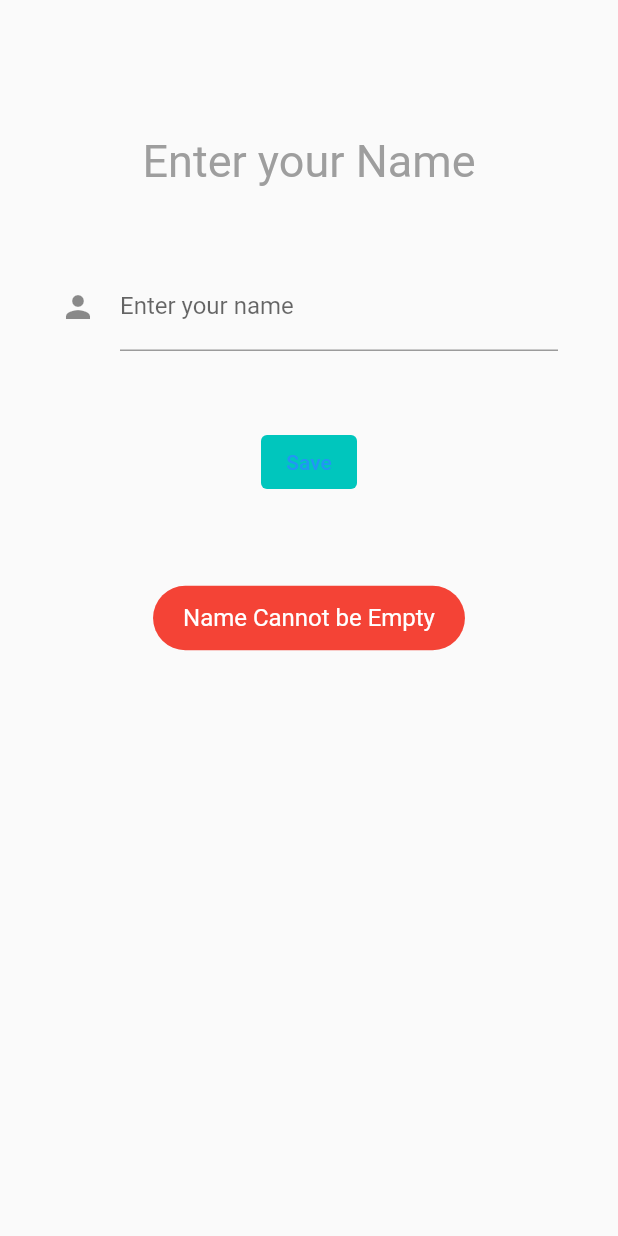
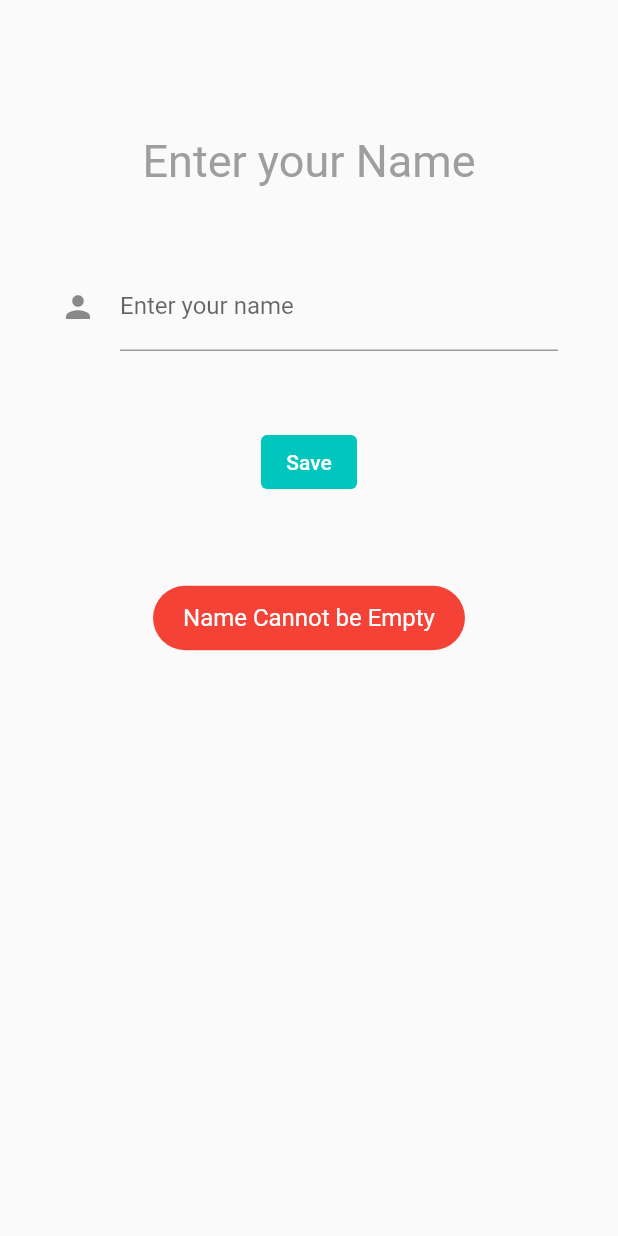
Before and after one commit to devansh2805/air_quality_crowdsourcing, a Flutter app: the NamePage screen opened directly, after a tap on "Save", on a phone screen of 412 x 824 dp. Run offline on Flutter 3.47's test engine with Material 2 defaults, Android fonts, the light colour scheme and no system bars; our stand-ins replace cloud_firestore, firebase_auth, firebase_core, firebase_database, fluttertoast, geocoding and 4 more; accounts and stored records are empty.

Commit message:
Fixed minor bugs

```diff
--- a/lib/NamePage.dart
+++ b/lib/NamePage.dart
@@ -53,6 +53,11 @@
             ),
             TextButton(
               style: ButtonStyle(
+                foregroundColor: MaterialStateProperty.all<Color>(
+                  Color(
+                    0xffffffff,
+                  ),
+                ),
                 backgroundColor: MaterialStateProperty.all<Color>(
                   Color(
                     0xff00C6BD,
```
Also changed, not shown: lib/main.dart (+5 -3 lines), 1 other file.
